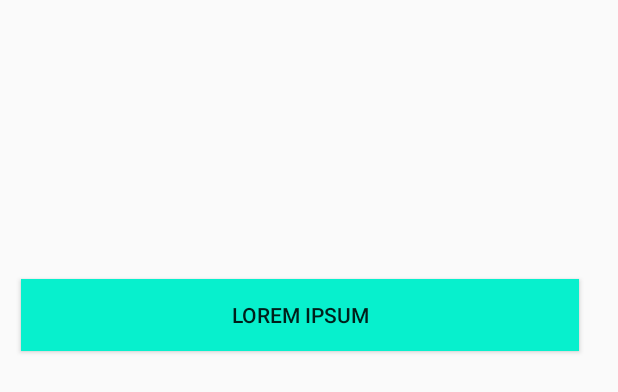
After one commit to vidu171/oneiros_LATEST, an Android app: the layout dialogue_view_qr.xml on its own in the app's theme, with its tools: preview values and no code run, on a phone screen of 412 x 824 dp. The commit adds this screen. Shown: the top 392 px of the screen. Run offline under Robolectric (Android 15) with nearby library versions, the phone set to English and light mode, and no system bars.

Commit message:
added Layout inflaters for View and scan qr codes.
dialogue_scan and view_qr.... working with zxing library currently

```diff
--- a/app/src/main/java/oneiros/muj/oneiros/backend/HorizontalPager_utilities.java
+++ b/app/src/main/java/oneiros/muj/oneiros/backend/HorizontalPager_utilities.java
@@ -13,13 +13,13 @@ import oneiros.muj.oneiros.R;
 class HorizontalPager_utilities {
 
     static void setupItem(final View view, final LibraryObject libraryObject) {
-        final TextView txt = (TextView) view.findViewById(R.id.txt_item);
+        final TextView txt = view.findViewById(R.id.txt_item);
         txt.setText(libraryObject.getTitle());
 
-        final ImageView img = (ImageView) view.findViewById(R.id.img_item);
+        final ImageView img = view.findViewById(R.id.img_item);
         img.setImageResource(libraryObject.getRes());
 
-        final  TextView desc = (TextView) view.findViewById(R.id.description);
+        final  TextView desc = view.findViewById(R.id.description);
         desc.setText(libraryObject.getDescription());
 
     }
--- a/app/src/main/java/oneiros/muj/oneiros/fragments/home.java
+++ b/app/src/main/java/oneiros/muj/oneiros/fragments/home.java
@@ -8,6 +8,7 @@ import android.support.v4.content.ContextCompat;
 import android.view.LayoutInflater;
 import android.view.View;
 import android.view.ViewGroup;
+import android.widget.Toast;
 
 import com.gordonwong.materialsheetfab.MaterialSheetFab;
 
@@ -72,6 +73,8 @@ public class home extends Fragment {
     }
 
 
+
+
     public static boolean isFab()
     {
         return materialSheetFab.isSheetVisible();
--- /dev/null
+++ b/app/src/main/res/layout/dialogue_scan_qr.xml
@@ -0,0 +1,6 @@
+<?xml version="1.0" encoding="utf-8"?>
+<LinearLayout xmlns:android="http://schemas.android.com/apk/res/android"
+    android:orientation="vertical" android:layout_width="match_parent"
+    android:layout_height="match_parent">
+
+</LinearLayout>
--- /dev/null
+++ b/app/src/main/res/layout/dialogue_view_qr.xml
@@ -0,0 +1,17 @@
+<?xml version="1.0" encoding="utf-8"?>
+<LinearLayout
+    xmlns:android="http://schemas.android.com/apk/res/android"
+    android:orientation="vertical" android:layout_width="400dip"
+    android:layout_height="420dip"
+    android:gravity="center_vertical"
+    android:background="#FAFAFA">
+
+    <Button
+        android:layout_marginStart="14dip"
+        android:layout_marginEnd="14dip"
+        android:layout_width="match_parent"
+        android:layout_height="wrap_content"
+        android:background="@color/One"
+        android:text="Lorem Ipsum"/>
+
+</LinearLayout>
```
Also changed, not shown: app/src/main/java/oneiros/muj/oneiros/activities/MainActivity.java (+34 -0 lines), app/src/main/java/oneiros/muj/oneiros/backend/HorizontalPagerAdapter_developers.java (+2 -5 lines), app/src/main/res/layout/fragment_home.xml (+6 -2 lines).
